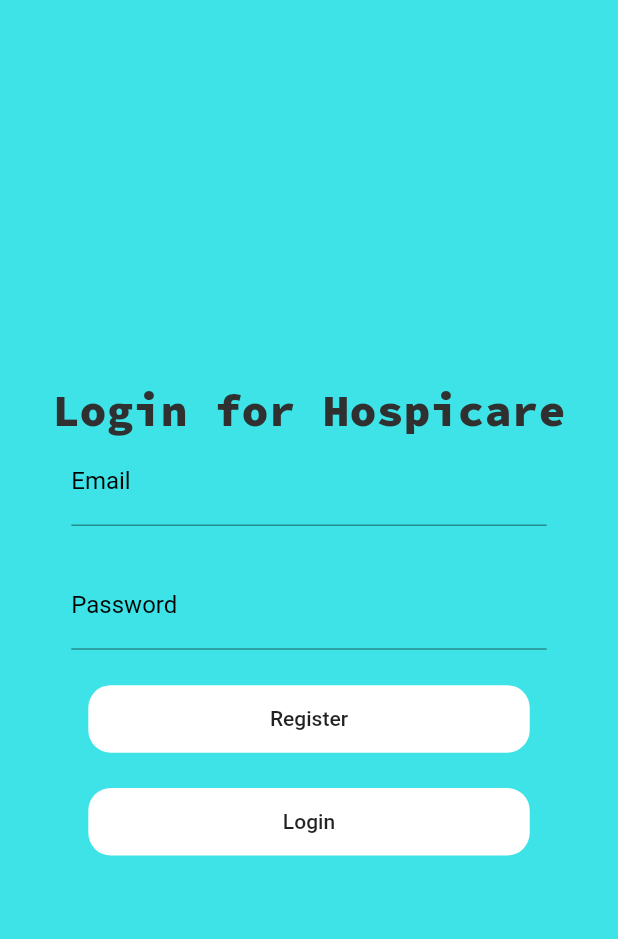
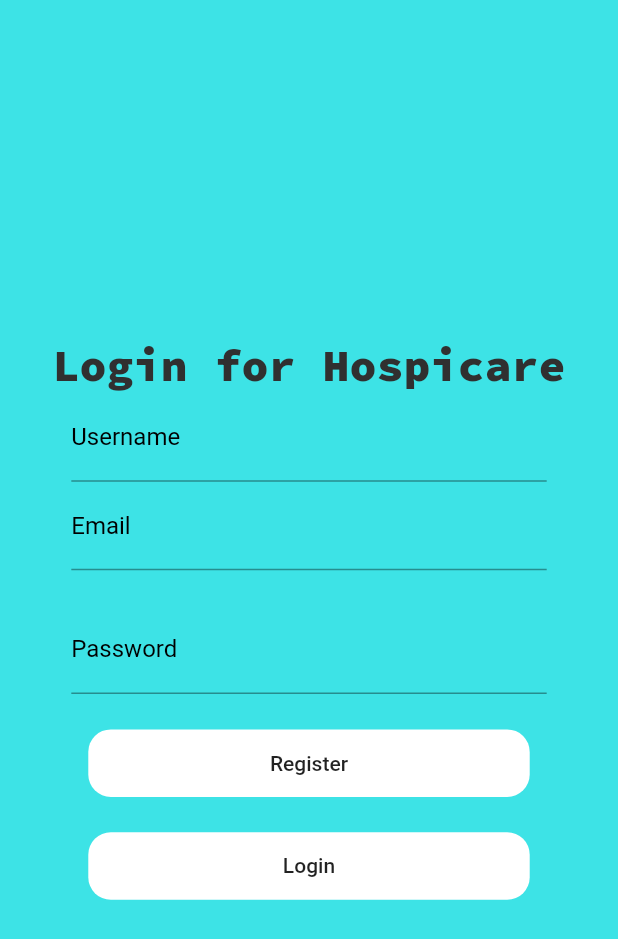
Before and after one commit to Tense-Turtles/MedProdigy-app, a Flutter app: the screen it shows after launch, on a phone screen of 412 x 824 dp. Shown: the top 939 px of the screen. Run offline on Flutter 3.47's test engine with Material 2 defaults, Android fonts, the phone set to English and light mode, and no system bars; our stand-ins replace cloud_firestore, firebase_auth, firebase_core; accounts and stored records are empty.

```diff
--- a/lib/ui/authentication.dart
+++ b/lib/ui/authentication.dart
@@ -1,6 +1,5 @@
 import 'package:hospicare_app/firebase_auth/flutterfire.dart';
 import 'package:flutter/material.dart';
-
 import 'home_view.dart';
 
 class Authentication extends StatefulWidget {
@@ -11,6 +10,7 @@ class Authentication extends StatefulWidget {
 }
 
 class _AuthenticationState extends State<Authentication> {
+  TextEditingController _usename = TextEditingController();
   TextEditingController _emailField = TextEditingController();
   TextEditingController _passwordField = TextEditingController();
 
@@ -36,6 +36,23 @@ class _AuthenticationState extends State<Authentication> {
                     fontStyle: FontStyle.normal,
                     fontFamily: 'SourceCodePro',
                     fontSize: 30),
+              ),
+            ),
+            Container(
+              width: MediaQuery.of(context).size.width / 1.3,
+              child: TextFormField(
+                style: TextStyle(color: Color.fromARGB(255, 0, 0, 0)),
+                controller: _usename,
+                decoration: InputDecoration(
+                  hintText: "Enter Username",
+                  hintStyle: TextStyle(
+                    color: Color.fromARGB(255, 116, 116, 116),
+                  ),
+                  labelText: "Username",
+                  labelStyle: TextStyle(
+                    color: Color.fromARGB(255, 0, 0, 0),
+                  ),
+                ),
               ),
             ),
             Container(
--- a/lib/ui/home_view.dart
+++ b/lib/ui/home_view.dart
@@ -1,6 +1,7 @@
 import 'package:cloud_firestore/cloud_firestore.dart';
 import 'package:firebase_auth/firebase_auth.dart';
 import 'package:flutter/material.dart';
+import 'package:path//Users/thanmaisai/Hospicare-Project/lib/ui/authentication.dart';
 
 class HomeView extends StatefulWidget {
   HomeView({Key? key}) : super(key: key);
```
Also changed, not shown: 12 other files.
